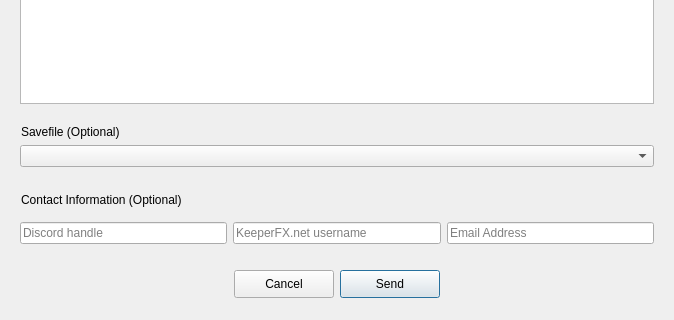
Qt form ui/crashdialog.ui (yani/keeperfx-launcher-qt) before a commit; both pictures show x 0 to 674 and y 264 to 584 of the 674 by 584 pixel window.
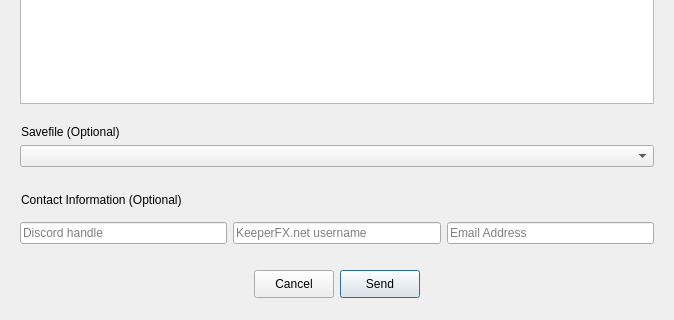
The same form after that commit. Icons and pictures are not drawn.

What changed in the file:
```diff
--- a/ui/crashdialog.ui
+++ b/ui/crashdialog.ui
@@ -280,7 +280,17 @@
      </property>
      <layout class="QHBoxLayout" name="horizontalLayout_2">
       <item>
-       <widget class="QWidget" name="buttonsWidgetSpacer" native="true"/>
+       <spacer name="horizontalSpacer">
+        <property name="orientation">
+         <enum>Qt::Orientation::Horizontal</enum>
+        </property>
+        <property name="sizeHint" stdset="0">
+         <size>
+          <width>40</width>
+          <height>20</height>
+         </size>
+        </property>
+       </spacer>
       </item>
       <item>
        <widget class="QPushButton" name="cancelButton">
@@ -290,12 +300,6 @@
           <height>28</height>
          </size>
         </property>
-        <property name="maximumSize">
-         <size>
-          <width>100</width>
-          <height>16777215</height>
-         </size>
-        </property>
         <property name="text">
          <string comment="Button">Cancel</string>
         </property>
@@ -315,12 +319,6 @@
           <height>28</height>
          </size>
         </property>
-        <property name="maximumSize">
-         <size>
-          <width>100</width>
-          <height>16777215</height>
-         </size>
-        </property>
         <property name="text">
          <string comment="Button">Send</string>
         </property>
@@ -333,7 +331,17 @@
        </widget>
       </item>
       <item>
-       <widget class="QWidget" name="buttonsWidgetSpacerRight" native="true"/>
+       <spacer name="horizontalSpacer_2">
+        <property name="orientation">
+         <enum>Qt::Orientation::Horizontal</enum>
+        </property>
+        <property name="sizeHint" stdset="0">
+         <size>
+          <width>40</width>
+          <height>20</height>
+         </size>
+        </property>
+       </spacer>
       </item>
      </layout>
     </widget>
```
